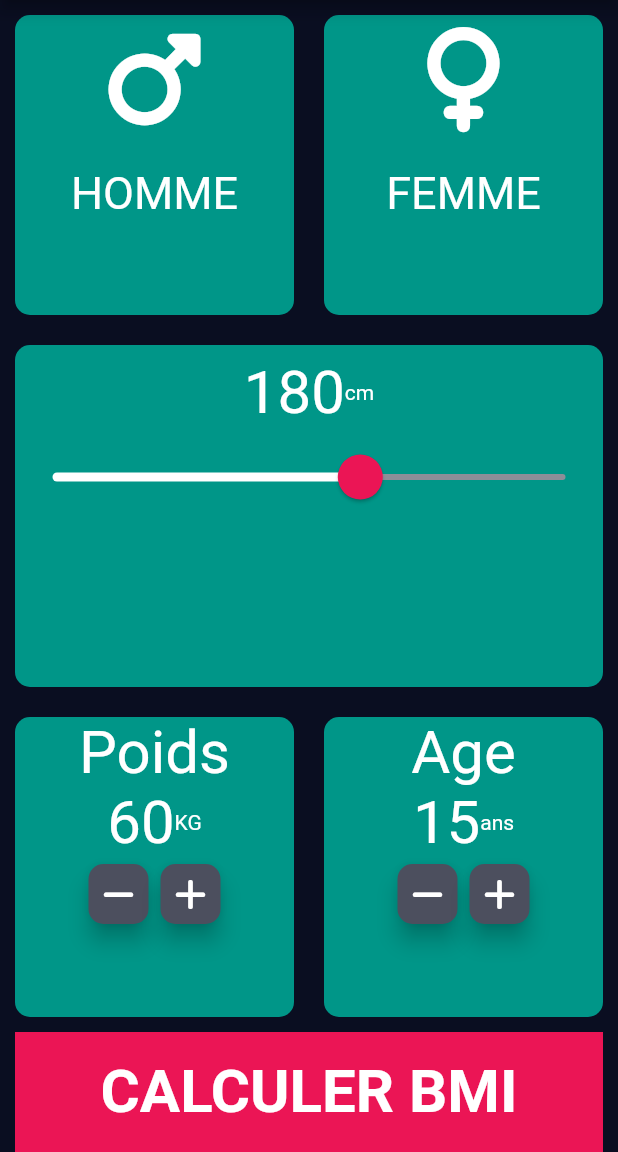
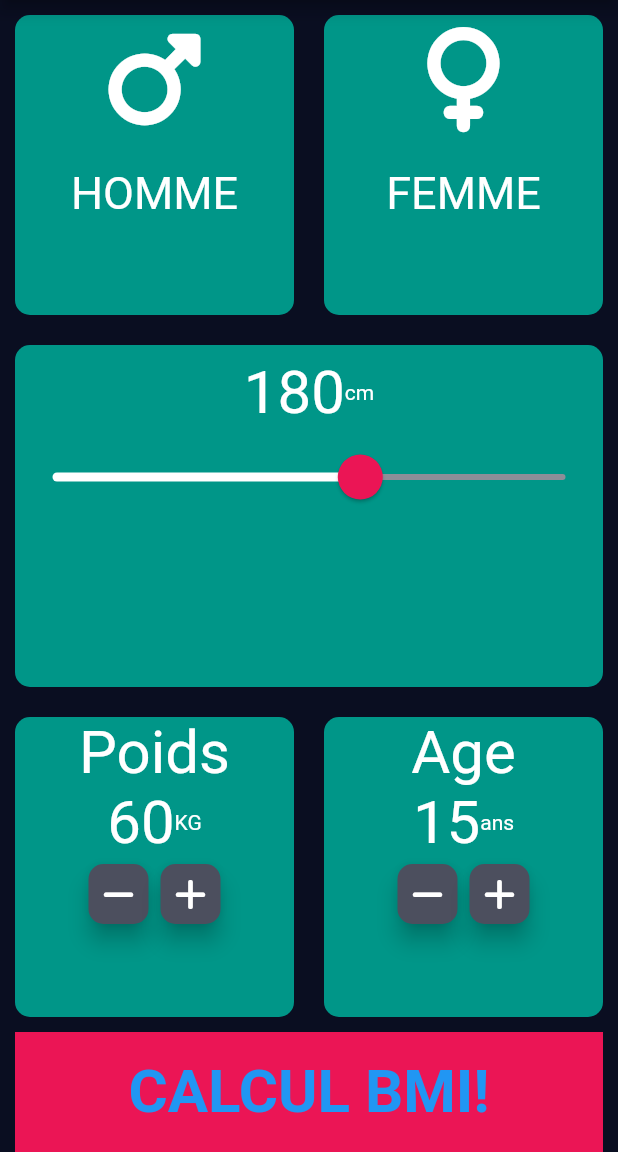
Before and after one commit to Algorithme123/flutter--BMI-calculator, a Flutter app: the screen it shows after launch, on a phone screen of 412 x 824 dp, the part 84-1236 px from its top. Run offline on Flutter 3.47's test engine with Material 2 defaults, Android fonts, the phone set to English and light mode, and no system bars; our stand-ins replace font_awesome_flutter.

Commit message:
Navigation Fonctionnel

```diff
--- a/lib/main.dart
+++ b/lib/main.dart
@@ -1,3 +1,4 @@
+import 'package:bmi/screens/resultPage.dart';
 import 'package:flutter/material.dart';
 import 'package:bmi/screens/input_page.dart';
 
@@ -12,7 +13,14 @@ class MyApp extends StatelessWidget {
       theme: ThemeData.dark().copyWith(
           primaryColor: const Color(0xFF0A0E21),
           scaffoldBackgroundColor: const Color(0xFF0A0E21)),
-      home: InputPage(),
+      // home: InputPage(),
+
+      initialRoute: '/',
+      routes:{
+        '/' : (context)=> InputPage(),
+        '/resultat' : (context)=> ResultPage(),
+      }
     );
+
   }
 }
--- a/lib/screens/input_page.dart
+++ b/lib/screens/input_page.dart
@@ -1,3 +1,4 @@
+import 'package:bmi/screens/resultPage.dart';
 import 'package:flutter/material.dart';
 import '../components/reusable_card.dart';
 import 'package:font_awesome_flutter/font_awesome_flutter.dart';
@@ -181,9 +182,16 @@ class _InputPageState extends State<InputPage> {
           Container(
             margin: EdgeInsets.symmetric(horizontal: 10.0),
             child: Center(
-              child: Text(
-                'CALCULER BMI',
-                style: TextStyle(fontSize: 40.0, fontWeight: FontWeight.bold),
+              child: TextButton(
+                onPressed: () {
+
+                  Navigator.push(
+                    context,
+                    MaterialPageRoute(builder: (context) => const ResultPage()),
+                  );
+                },
+                child: const Text('CALCUL BMI!',
+                  style: TextStyle(fontSize: 40.0, fontWeight: FontWeight.bold),),
               ),
             ),
             height: 80.0,
```
Also changed, not shown: lib/calculatorBrain.dart (added, +16 -0 lines), lib/screens/resultPage.dart (added, +42 -0 lines).
